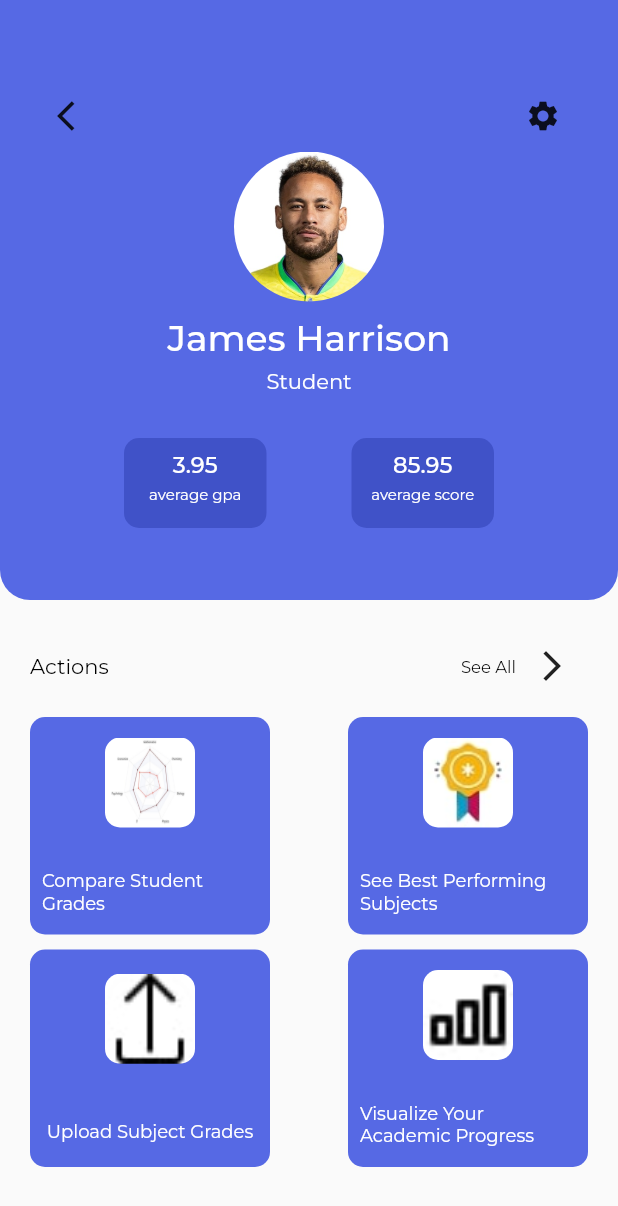
After one commit to TheRealKwabena/gradify-flutter, a Flutter app: the HomePage screen opened by its route, on a phone screen of 412 x 824 dp. The commit adds this screen. Shown: the top 1206 px of the screen. Run offline on Flutter 3.47's test engine with Material 2 defaults, Android fonts, the phone set to English and light mode, and no system bars; our stand-ins replace flutter_onboarding_slider, google_fonts.

Commit message:
feat: home page design mainly finished although the icons need to be fixed

```diff
--- /dev/null
+++ b/lib/components/action_card.dart
@@ -0,0 +1,57 @@
+import 'package:flutter/material.dart';
+import 'package:google_fonts/google_fonts.dart';
+
+import '../constants.dart';
+
+class MainActionCard extends StatelessWidget {
+  final String imageLink;
+  final String text;
+  final VoidCallback? onPressed;
+
+  MainActionCard({required this.imageLink, required this.text, this.onPressed});
+  @override
+  Widget build(BuildContext context) {
+    return GestureDetector(
+      onTap: onPressed,
+      child: Container(
+        height: 145.0,
+        width: 160.0,
+        child: Padding(
+          padding: const EdgeInsets.all(8.0),
+          child: Column(
+            mainAxisAlignment: MainAxisAlignment.spaceAround,
+            children: [
+              Container(
+                height: 60,
+                width: 60,
+                decoration: BoxDecoration(
+                  color: kHomePageMainColor,
+                  image: DecorationImage(
+                      image: AssetImage(
+                        imageLink,
+                      ),
+                      fit: BoxFit.fill),
+                  borderRadius: BorderRadius.all(
+                    Radius.circular(10.0),
+                  ),
+                ),
+              ),
+              SizedBox(
+                height: 5.0,
+              ),
+              Text(
+                text,
+                style: GoogleFonts.montserrat(
+                    textStyle: kOnBoardingHeadingTextStyle.copyWith(
+                        fontWeight: FontWeight.normal, fontSize: 12.0)),
+              )
+            ],
+          ),
+        ),
+        decoration: BoxDecoration(
+            color: kHomePageMainColor,
+            borderRadius: BorderRadius.circular(10.0)),
+      ),
+    );
+  }
+}
--- a/lib/components/onboarding_page.dart
+++ b/lib/components/onboarding_page.dart
@@ -2,6 +2,7 @@ import 'package:flutter/material.dart';
 import 'package:gradify_flutter/constants.dart';
 import 'package:google_fonts/google_fonts.dart';
 import 'package:gradify_flutter/pages/auth_bottom_sheet.dart';
+import 'package:gradify_flutter/pages/home_page.dart';
 import 'auth_button.dart';
 
 class OnBoardingPage extends StatelessWidget {
@@ -65,6 +66,9 @@ class OnBoardingPage extends StatelessWidget {
                   buttonColor: Colors.white,
                   text: 'Sign Up',
                   textColor: Colors.black,
+                  onPressed: () {
+                    Navigator.pushNamed(context, HomePage.id);
+                  },
                 ),
               ],
             )
--- /dev/null
+++ b/lib/components/profile_card.dart
@@ -0,0 +1,44 @@
+import 'package:flutter/material.dart';
+import 'package:google_fonts/google_fonts.dart';
+
+import '../constants.dart';
+
+class ProfileCard extends StatelessWidget {
+  final double text;
+  final String description;
+  ProfileCard({required this.text, required this.description});
+
+  @override
+  Widget build(BuildContext context) {
+    return Container(
+      width: 95.0,
+      height: 60.0,
+      decoration: BoxDecoration(
+        color: Color(0xFF4052C8),
+        borderRadius: BorderRadius.circular(10.0),
+      ),
+      child: Padding(
+        padding: const EdgeInsets.all(8.0),
+        child: Column(
+          children: [
+            Text(
+              text.toString(),
+              style: GoogleFonts.montserrat(
+                  textStyle: kOnBoardingHeadingTextStyle.copyWith(
+                      fontSize: 15.0, fontWeight: FontWeight.w500)),
+            ),
+            SizedBox(
+              height: 5.0,
+            ),
+            Text(
+              description,
+              style: GoogleFonts.montserrat(
+                  textStyle: kOnBoardingHeadingTextStyle.copyWith(
+                      fontSize: 10.0, fontWeight: FontWeight.normal)),
+            )
+          ],
+        ),
+      ),
+    );
+  }
+}
--- a/lib/constants.dart
+++ b/lib/constants.dart
@@ -3,6 +3,8 @@ import 'package:flutter/material.dart';
 const kOnboardingPrimaryColor = Color(0xFF1C71D8);
 
 const kOnboardingSecondaryColor = Color(0xFF911CD8);
+
+const kHomePageMainColor = Color(0xFF5669E4);
 
 const kOnBoardingHeadingTextStyle = TextStyle(
   fontWeight: FontWeight.bold,
--- a/lib/main.dart
+++ b/lib/main.dart
@@ -1,4 +1,5 @@
 import 'package:flutter/material.dart';
+import 'package:gradify_flutter/pages/home_page.dart';
 import 'package:gradify_flutter/pages/onboarding.dart';
 
 void main() {
@@ -15,6 +16,7 @@ class GradifyApp extends StatelessWidget {
       initialRoute: OnBoarding.id,
       routes: {
         OnBoarding.id: (context) => OnBoarding(),
+        HomePage.id: (context) => HomePage()
       },
       //home: OnBoarding(),
     );
--- /dev/null
+++ b/lib/pages/home_page.dart
@@ -0,0 +1,172 @@
+import 'package:flutter/material.dart';
+import 'package:google_fonts/google_fonts.dart';
+import 'package:gradify_flutter/constants.dart';
+
+import '../components/action_card.dart';
+import '../components/profile_card.dart';
+
+class HomePage extends StatefulWidget {
+  static final String id = '/homepage';
+  const HomePage({super.key});
+
+  @override
+  State<HomePage> createState() => _HomePageState();
+}
+
+class _HomePageState extends State<HomePage> {
+  double gpa_value = 3.95;
+  double averageScore = 85.95;
+  @override
+  Widget build(BuildContext context) {
+    return SafeArea(
+      child: Scaffold(
+        body: Column(
+          children: [
+            Container(
+              height: 400.0, //MediaQuery.of(context).size.height / 2,
+              decoration: BoxDecoration(
+                color: kHomePageMainColor,
+                borderRadius: BorderRadius.only(
+                  bottomLeft: Radius.circular(20.0),
+                  bottomRight: Radius.circular(20.0),
+                ),
+              ),
+              child: Padding(
+                padding:
+                    const EdgeInsets.only(top: 53.0, left: 26.0, right: 26.0),
+                child: Column(
+                  children: [
+                    Row(
+                      children: [
+                        IconButton(
+                          onPressed: () {
+                            Navigator.pop(context);
+                          },
+                          icon: Icon(
+                            Icons.arrow_back_ios,
+                          ),
+                        ),
+                        IconButton(onPressed: () {}, icon: Icon(Icons.settings))
+                      ],
+                      mainAxisAlignment: MainAxisAlignment.spaceBetween,
+                    ),
+                    Center(
+                      child: Column(
+                        children: [
+                          CircleAvatar(
+                            backgroundImage: AssetImage('images/neymar.jpg'),
+                            backgroundColor: kHomePageMainColor,
+                            radius: 50.0,
+                          ),
+                          SizedBox(
+                            height: 10.0,
+                          ),
+                          Text(
+                            'James Harrison',
+                            style: GoogleFonts.montserrat(
+                                textStyle: TextStyle(
+                                    color: Colors.white,
+                                    fontWeight: FontWeight.w500,
+                                    fontSize: 24.0)),
+                          ),
+                          SizedBox(
+                            height: 5.0,
+                          ),
+                          Text(
+                            'Student',
+                            style: GoogleFonts.montserrat(
+                                fontSize: 14.0, color: Colors.white),
+                          )
+                        ],
+                      ),
+                    ),
+                    Padding(
+                      padding: const EdgeInsets.only(top: 30.0),
+                      child: Row(
+                        mainAxisAlignment: MainAxisAlignment.spaceEvenly,
+                        children: [
+                          ProfileCard(
+                            text: gpa_value,
+                            description: 'average gpa',
+                          ),
+                          ProfileCard(
+                            text: averageScore,
+                            description: 'average score',
+                          )
+                        ],
+                      ),
+                    )
+                  ],
+                ),
+              ),
+            ),
+            Padding(
+              padding: const EdgeInsets.all(20.0),
+              child: Column(
+                mainAxisAlignment: MainAxisAlignment.start,
+                children: [
+                  Row(
+                    mainAxisAlignment: MainAxisAlignment.spaceBetween,
+                    children: [
+                      Text(
+                        'Actions',
+                        style: GoogleFonts.montserrat(
+                            textStyle: kAuthScreenTextStyle.copyWith(
+                                fontSize: 14.0, fontWeight: FontWeight.w400)),
+                      ),
+                      Row(
+                        children: [
+                          Text(
+                            "See All",
+                            style: GoogleFonts.montserrat(
+                                textStyle: kAuthScreenTextStyle.copyWith(
+                                    fontSize: 11.0,
+                                    fontWeight: FontWeight.normal)),
+                          ),
+                          IconButton(
+                              onPressed: () {},
+                              icon: Icon(Icons.arrow_forward_ios))
+                        ],
+                      ),
+                    ],
+                  ),
+                  Padding(
+                    padding: const EdgeInsets.symmetric(vertical: 10.0),
+                    child: Row(
+                      mainAxisAlignment: MainAxisAlignment.spaceBetween,
+                      children: [
+                        MainActionCard(
+                          imageLink: 'images/radar_chart.jpg',
+                          text: 'Compare Student Grades',
+                        ),
+                        MainActionCard(
+                          imageLink: 'images/gold-medal-removebg-preview.jpg',
+                          text: 'See Best Performing Subjects',
+                        ),
+                        //MainActionCard(imageLink:'images/gold-medal-removebg-preview.jpg', text: 'Compare Student Grades',),
+                      ],
+                    ),
+                  ),
+                  Row(
+                    mainAxisAlignment: MainAxisAlignment.spaceBetween,
+                    children: [
+                      MainActionCard(
+                        imageLink: 'images/uploadicon.jpg',
+                        text: 'Upload Subject Grades',
+                      ),
+                      MainActionCard(
+                        imageLink: 'images/bar-chart.jpg',
+                        text: 'Visualize Your Academic Progress',
+                      ),
+                      //MainActionCard(imageLink:'images/gold-medal-removebg-preview.jpg', text: 'Compare Student Grades',),
+                    ],
+                  ),
+                ],
+              ),
+            )
+          ],
+        ),
+      ),
+    );
+  }
+}
```
Also changed, not shown: images/gold-medal-removebg-preview.jpg (added), images/neymar.jpg (added).
